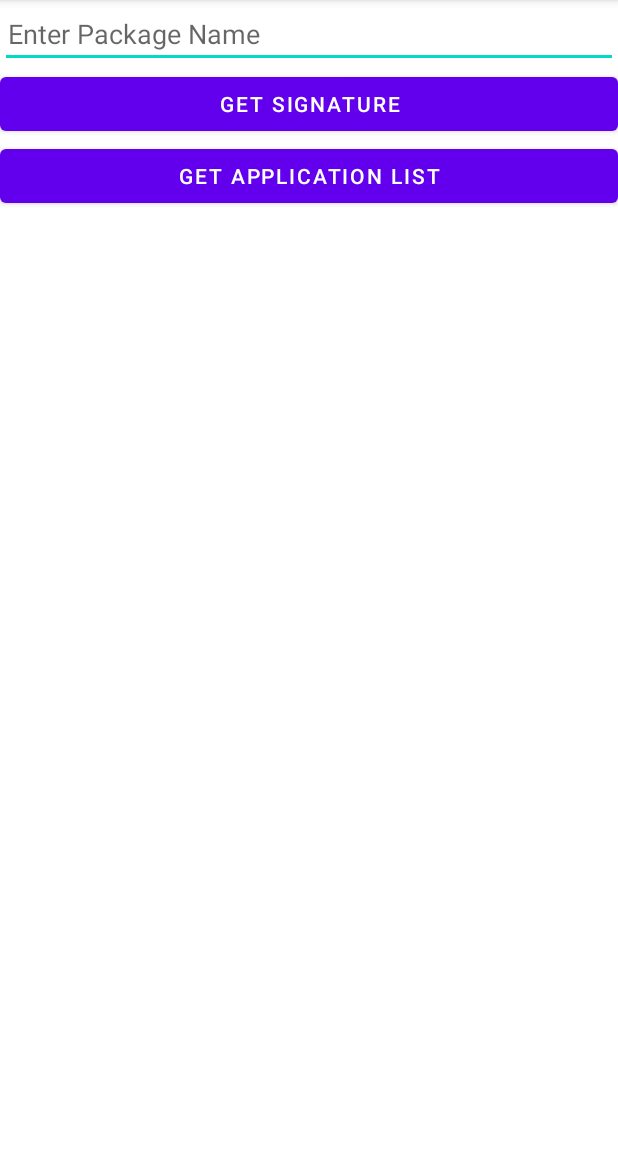
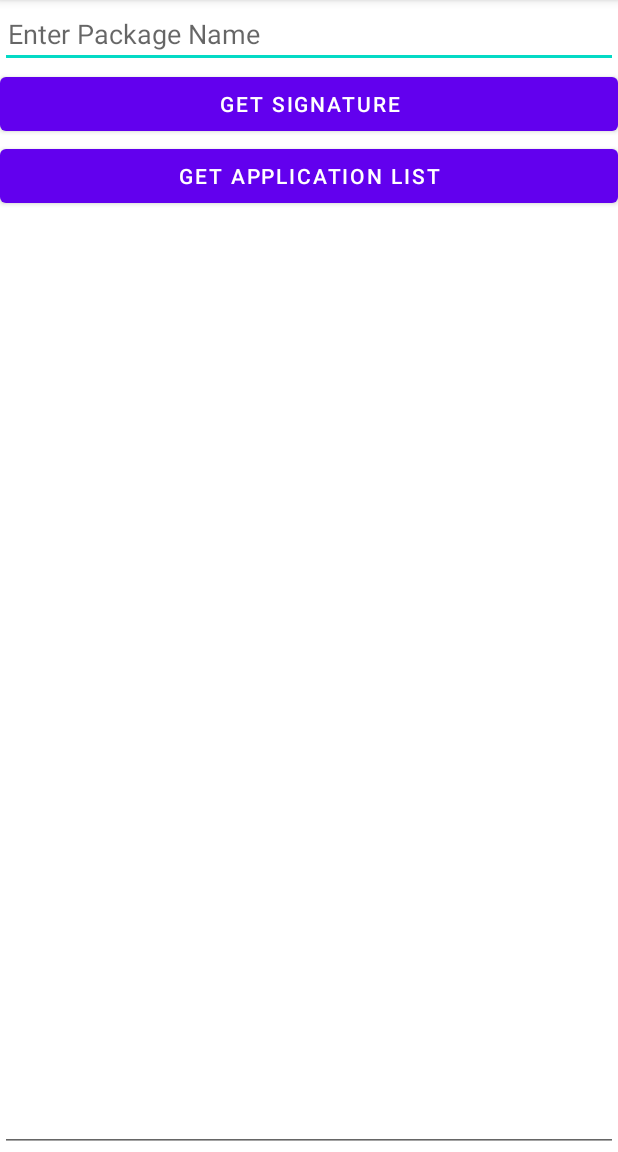
Before and after one commit to gopep9/GenSignatureAndroid, an Android app: the screen it shows after launch (MainActivity), on a phone screen of 412 x 824 dp, the part 84-1236 px from its top. Run offline under Robolectric (Android 15) with nearby library versions, the phone set to English and light mode, and no system bars.

Commit message:
改进体验

```diff
--- a/app/src/main/java/com/example/gensignatureandroid/MainActivity.java
+++ b/app/src/main/java/com/example/gensignatureandroid/MainActivity.java
@@ -37,13 +37,15 @@ import java.security.MessageDigest;
 import java.security.cert.CertificateException;
 import java.security.cert.CertificateFactory;
 import java.security.cert.X509Certificate;
+import java.util.ArrayList;
+import java.util.Collections;
 import java.util.List;
 
 public class MainActivity extends AppCompatActivity implements View.OnClickListener {
 
     private static final String TAG = "MainActivity";
     private EditText etPackageName;
-    private TextView tvSignature;
+    private EditText tvSignature;
 
     private String md5 = "", sha1 = "", sha256 = "";
 
@@ -52,7 +54,7 @@ public class MainActivity extends AppCompatActivity implements View.OnClickListe
         super.onCreate(savedInstanceState);
         setContentView(R.layout.activity_main);
         etPackageName = (EditText) findViewById(R.id.et_package_name);
-        tvSignature = (TextView) findViewById(R.id.tv_signature);
+        tvSignature = (EditText) findViewById(R.id.tv_signature);
         findViewById(R.id.btn_get_signature).setOnClickListener(this);
         findViewById(R.id.btn_get_app_list).setOnClickListener(this);
     }
@@ -148,8 +150,13 @@ public class MainActivity extends AppCompatActivity implements View.OnClickListe
     public void getAppList(){
         StringBuilder builder = new StringBuilder();
         List<ApplicationInfo> allApps = getPackageManager().getInstalledApplications(0);
+        List<String> packageNameList = new ArrayList<String>();
         for(ApplicationInfo ai : allApps){
-            builder.append("\n" + ai.packageName);
+            packageNameList.add(ai.packageName);
+        }
+        Collections.sort(packageNameList);
+        for(String packageName : packageNameList){
+            builder.append("\n" + packageName);
         }
         tvSignature.setText(builder.toString());
     }
--- a/app/src/main/res/layout/activity_main.xml
+++ b/app/src/main/res/layout/activity_main.xml
@@ -11,7 +11,8 @@
         android:layout_height="wrap_content"
         android:hint="Enter Package Name"
         android:paddingLeft="5dp"
-        android:paddingRight="5dp"/>
+        android:paddingRight="5dp"
+        android:inputType="text"/>
 
     <Button
         android:id="@+id/btn_get_signature"
@@ -25,11 +26,18 @@
         android:layout_height="wrap_content"
         android:text="Get Application List" />
 
-    <TextView
-        android:id="@+id/tv_signature"
+    <ScrollView
         android:layout_width="match_parent"
-        android:layout_height="wrap_content"
-        android:textIsSelectable="true"
-        android:padding="5dp"/>
+        android:layout_height="match_parent"
+        android:layout_weight="1"
+        android:fillViewport="true"
+        >
+        <EditText
+            android:id="@+id/tv_signature"
+            android:layout_width="match_parent"
+            android:layout_height="wrap_content"
+            />
+    </ScrollView>
+
 
 </LinearLayout>
```
Also changed, not shown: app/src/main/res/values/strings.xml (+0 -10 lines).
